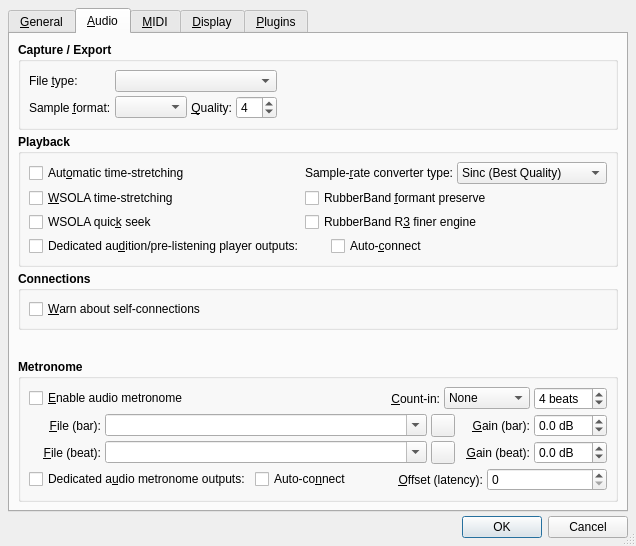
First picture: the form in src/qtractorOptionsForm.ui, repository rncbc/qtractor, before the edit.
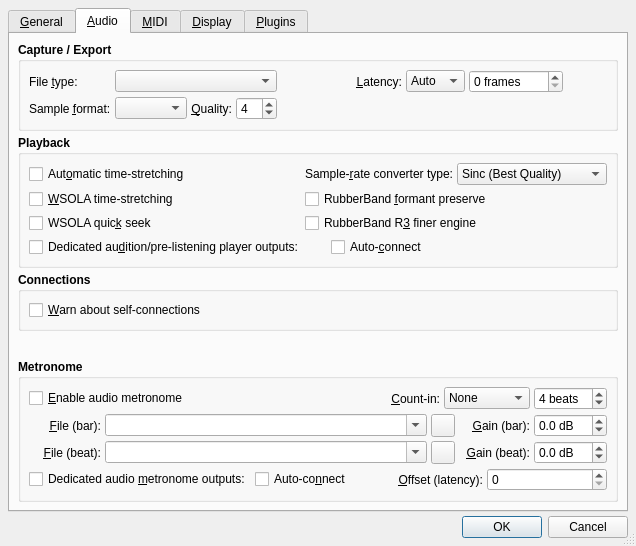
Second picture: the form after the edit. The open tabs and pages were chosen to show the change. Icons and pictures are not drawn. Custom widgets are drawn as their Qt base class.

Commit message: - New audio clip capture/recording latency compensation options   are now in effect (cf. View/Options.../Audio/Capture/Latency).   (EXPERIMENTAL)

The edit to the form file:
```diff
--- a/src/qtractorOptionsForm.ui
+++ b/src/qtractorOptionsForm.ui
@@ -842,6 +842,110 @@
             </property>
            </spacer>
           </item>
+          <item row="0" column="5">
+           <layout class="QHBoxLayout">
+            <item>
+             <widget class="QLabel" name="AudioCaptureLatencyTextLabel">
+              <property name="font">
+               <font>
+                <weight>50</weight>
+                <bold>false</bold>
+               </font>
+              </property>
+              <property name="alignment">
+               <set>Qt::AlignRight|Qt::AlignVCenter</set>
+              </property>
+              <property name="text">
+               <string>&amp;Latency:</string>
+              </property>
+              <property name="buddy" >
+               <cstring>AudioCaptureLatencyComboBox</cstring>
+              </property>
+             </widget>
+            </item>
+            <item>
+             <widget class="QComboBox" name="AudioCaptureLatencyComboBox">
+              <property name="font">
+               <font>
+                <weight>50</weight>
+                <bold>false</bold>
+               </font>
+              </property>
+              <property name="toolTip" >
+               <string>Audio capture/input latency compensation mode</string>
+              </property>
+              <item>
+               <property name="text">
+                <string>Auto</string>
+               </property>
+              </item>
+              <item>
+               <property name="text">
+                <string>Add</string>
+               </property>
+              </item>
+              <item>
+               <property name="text">
+                <string>Fixed</string>
+               </property>
+              </item>
+             </widget>
+            </item>
+            <item>
+             <widget class="QSpinBox" name="AudioCaptureLatencySpinBox">
+              <property name="font">
+               <font>
+                <weight>50</weight>
+                <bold>false</bold>
+               </font>
+              </property>
+              <property name="minimumSize">
+               <size>
+                <width>60</width>
+                <height>0</height>
+               </size>
+              </property>
+              <property name="maximum">
+               <number>9999</number>
+              </property>
+              <property name="toolTip" >
+               <string>Audio capture/input latency conpensation (frames)</string>
+              </property>
+              <property name="suffix">
+               <string> frames</string>
+              </property>
+             </widget>
+            </item>
+            <item>
+             <widget class="QLabel" name="AudioCaptureLatencyMsTextLabel">
+              <property name="font">
+               <font>
+                <weight>50</weight>
+                <bold>false</bold>
+               </font>
+              </property>
+              <property name="sizePolicy">
+               <sizepolicy hsizetype="Minimum" vsizetype="Preferred">
+                <horstretch>0</horstretch>
+                <verstretch>0</verstretch>
+               </sizepolicy>
+              </property>
+              <property name="minimumSize">
+               <size>
+                <width>40</width>
+                <height>0</height>
+               </size>
+              </property>
+              <property name="text">
+               <string/>
+              </property>
+              <property name="toolTip" >
+               <string>Audio capture/input latency conpensation (ms)</string>
+              </property>
+             </widget>
+            </item>
+           </layout>
+          </item>
           <item row="1" column="0">
            <widget class="QLabel" name="AudioCaptureFormatTextLabel">
             <property name="font">
@@ -1614,7 +1718,7 @@
                <string>Whether to have separate audio metronome output ports</string>
               </property>
               <property name="text">
-               <string>Dedicated a&amp;udio metronome outputs:</string>
+               <string>Dedicated audio &amp;metronome outputs:</string>
               </property>
              </widget>
             </item>
```
Left out of the diff: 2 changed lines with no effect on the pictures. The commit also changes 18 other files.
